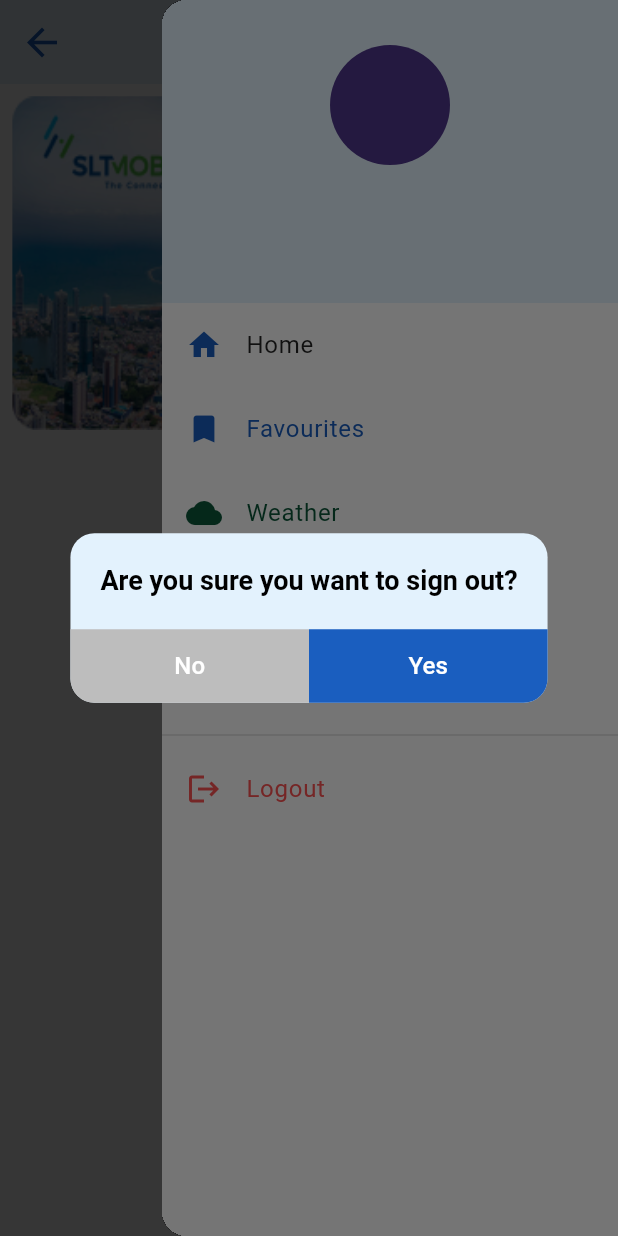
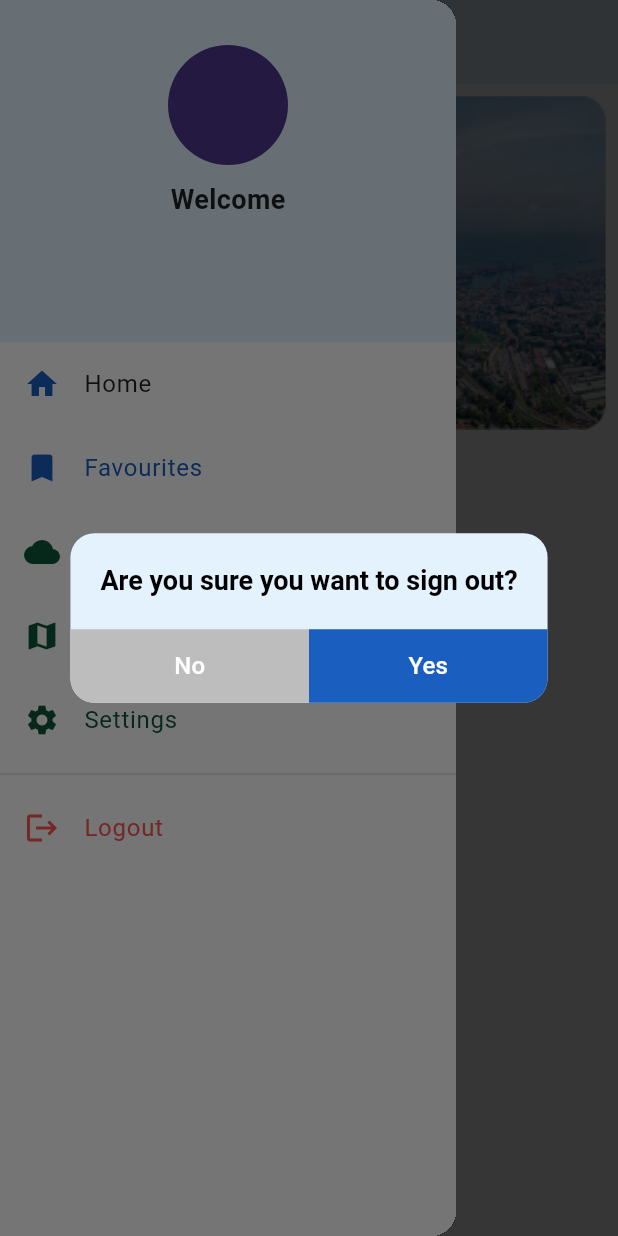
Before and after one commit to chamodpankaja/SLT-Meeting-Queue-Management-System, a Flutter app: the Home screen opened by its route, in the side drawer, after a tap on "Logout", on a phone screen of 412 x 824 dp. Run offline on Flutter 3.47's test engine with Material 3 defaults, Android fonts, the phone set to English and light mode, and no system bars; drawn by our look-alikes of carousel_slider; our stand-ins replace cloud_firestore, firebase_auth, firebase_core, flutter_dotenv; accounts and stored records are empty.

Commit message:
update the drawer menu

```diff
--- a/meeting_qms/lib/user/home.dart
+++ b/meeting_qms/lib/user/home.dart
@@ -21,7 +21,6 @@ class _HomeState extends State<Home> {
     "assets/image2.jpg",
     "assets/image3.png",
     "assets/image4.jpeg",
-    "assets/image5.png",
   ];
 
   bool _isLoading = true;
@@ -129,7 +128,7 @@ class _HomeState extends State<Home> {
         ),
 
       ),
-      endDrawer: SideMenu(),
+      drawer: SideMenu(),
       body: SingleChildScrollView(
         child: Padding(
           padding: EdgeInsets.symmetric(
--- a/meeting_qms/lib/widgets/side_drawer.dart
+++ b/meeting_qms/lib/widgets/side_drawer.dart
@@ -2,7 +2,6 @@ import 'package:firebase_auth/firebase_auth.dart';
 import 'package:cloud_firestore/cloud_firestore.dart';
 import 'package:flutter/material.dart';
 import 'package:meeting_qms/sign_in/sign_in.dart';
-
 
 class SideMenu extends StatefulWidget {
   @override
@@ -13,6 +12,7 @@ class _SideMenuState extends State<SideMenu> {
   final User? user = FirebaseAuth.instance.currentUser;
   String userName = "User";
   String userEmail = "Loading...";
+  String userRole = " ";
   //String profilePicUrl = "";
 
   @override
@@ -30,6 +30,7 @@ class _SideMenuState extends State<SideMenu> {
 
       if (snapshot.exists) {
         setState(() {
+          userRole = snapshot.data()?['role'] ?? ' ';
           userName = snapshot.data()?['name'] ?? 'User';
           userEmail = snapshot.data()?['email'] ?? 'No Email';
           //profilePicUrl = snapshot.data()?['profilePic'] ?? '';
@@ -60,9 +61,11 @@ class _SideMenuState extends State<SideMenu> {
           title: Center(
             child: Text(
               'Are you sure you want to sign out?',
-              style: TextStyle(color: Colors.black, fontSize: 18, fontWeight: FontWeight.bold),
+              style: TextStyle(
+                  color: Colors.black,
+                  fontSize: 18,
+                  fontWeight: FontWeight.bold),
               textAlign: TextAlign.center,
-
             ),
           ),
           contentPadding: EdgeInsets.zero,
@@ -70,8 +73,8 @@ class _SideMenuState extends State<SideMenu> {
           actions: [
             Container(
               decoration: BoxDecoration(
-                borderRadius: BorderRadius.vertical(
-                    bottom: Radius.circular(16)),
+                borderRadius:
+                    BorderRadius.vertical(bottom: Radius.circular(16)),
               ),
               child: Row(
                 children: [
@@ -89,7 +92,8 @@ class _SideMenuState extends State<SideMenu> {
                       child: Padding(
                         padding: EdgeInsets.symmetric(vertical: 5),
                         child: Text('No',
-                            style: TextStyle(color: Colors.white, fontSize: 16)),
+                            style:
+                                TextStyle(color: Colors.white, fontSize: 16)),
                       ),
                     ),
                   ),
@@ -97,7 +101,7 @@ class _SideMenuState extends State<SideMenu> {
                     child: TextButton(
                       onPressed: () => Navigator.of(context).pop(true),
                       style: TextButton.styleFrom(
-                        backgroundColor:  Color(0xff1A5EBF),
+                        backgroundColor: Color(0xff1A5EBF),
                         shape: RoundedRectangleBorder(
                           borderRadius: BorderRadius.only(
                             bottomRight: Radius.circular(16),
@@ -107,7 +111,8 @@ class _SideMenuState extends State<SideMenu> {
                       child: Padding(
                         padding: EdgeInsets.symmetric(vertical: 5),
                         child: Text('Yes',
-                            style: TextStyle(color: Colors.white, fontSize: 16)),
+                            style:
+                                TextStyle(color: Colors.white, fontSize: 16)),
                       ),
                     ),
                   ),
@@ -121,9 +126,11 @@ class _SideMenuState extends State<SideMenu> {
 
     if (shouldSignOut == true) {
       await FirebaseAuth.instance.signOut();
-      Navigator.pushReplacement(context, MaterialPageRoute(builder: (context) => SignIn()));
+      Navigator.pushReplacement(
+          context, MaterialPageRoute(builder: (context) => SignIn()));
     }
   }
+
   @override
   Widget build(BuildContext context) {
     return Drawer(
@@ -147,23 +154,35 @@ class _SideMenuState extends State<SideMenu> {
                     child: CircleAvatar(
                       radius: 40, // Avatar size
                       //backgroundImage: profilePicUrl.isNotEmpty
-                         // ? NetworkImage(profilePicUrl)
-                        //  : AssetImage('lib/assets/images/default_profile.jpg') as ImageProvider,
+                      // ? NetworkImage(profilePicUrl)
+                      //  : AssetImage('lib/assets/images/default_profile.jpg') as ImageProvider,
                     ),
                   ),
                   SizedBox(height: 10),
                   Text(
+                    userRole == "admin"
+                        ? "Welcome Admin"
+                        : userRole == "user"
+                            ? "Welcome User"
+                            : "Welcome",
+                    style: TextStyle(
+                      fontSize: 18,
+                      color:Colors.black87,
+                      fontWeight: FontWeight.bold,
+                    ),
+                  ),
+                  Text(
                     userName,
                     style: TextStyle(
                       fontSize: 18,
-                      color:  Color(0xff1A5EBF),
+                      color: Color(0xff1A5EBF),
                       fontWeight: FontWeight.bold,
                     ),
                   ),
                   SizedBox(height: 5),
                   Text(
                     userEmail,
-                    style: TextStyle(fontSize: 14, color:  Color(0xff1A5EBF)),
+                    style: TextStyle(fontSize: 14, color: Color(0xff1A5EBF)),
                   ),
                 ],
               ),
@@ -174,37 +193,41 @@ class _SideMenuState extends State<SideMenu> {
                 children: [
                   ListTile(
                     leading: Icon(Icons.home, color: Color(0xff1A5EBF)),
-                    title: Text("Home", style: TextStyle(color: Colors.black87)),
+                    title:
+                        Text("Home", style: TextStyle(color: Colors.black87)),
                     onTap: () {
-                       Navigator.pop(context);
+                      Navigator.pop(context);
                     },
                   ),
                   ListTile(
                     leading: Icon(Icons.bookmark, color: Color(0xff1A5EBF)),
-                    title: Text("Favourites", style: TextStyle(color: Color(0xff1A5EBF))),
+                    title: Text("Favourites",
+                        style: TextStyle(color: Color(0xff1A5EBF))),
                     onTap: () {
                       //navigateToPage(1);
-                     // Navigator.push(context, MaterialPageRoute(builder: (context) => FavouritesScreen()));
+                      // Navigator.push(context, MaterialPageRoute(builder: (context) => FavouritesScreen()));
                     },
                   ),
                   ListTile(
                     leading: Icon(Icons.cloud, color: Color(0xFF0B5739)),
-                    title: Text("Weather", style: TextStyle(color: Color(0xFF0B5739))),
+                    title: Text("Weather",
+                        style: TextStyle(color: Color(0xFF0B5739))),
                     onTap: () {
                       //Navigator.push(context, MaterialPageRoute(builder: (context) => Home()));
                     },
                   ),
                   ListTile(
                     leading: Icon(Icons.map, color: Color(0xFF0B5739)),
-                    title: Text("Map", style: TextStyle(color: Color(0xFF0B5739))),
+                    title:
+                        Text("Map", style: TextStyle(color: Color(0xFF0B5739))),
                     onTap: () {
-                     // Navigator.push(context, MaterialPageRoute(builder: (context) => MapPage()));
+                      // Navigator.push(context, MaterialPageRoute(builder: (context) => MapPage()));
                     },
                   ),
-
                   ListTile(
                     leading: Icon(Icons.settings, color: Color(0xFF0B5739)),
-                    title: Text("Settings", style: TextStyle(color: Color(0xFF0B5739))),
+                    title: Text("Settings",
+                        style: TextStyle(color: Color(0xFF0B5739))),
                     onTap: () {
                       //navigateToPage(4);
                     },
@@ -212,7 +235,8 @@ class _SideMenuState extends State<SideMenu> {
                   Divider(color: Colors.black12),
                   ListTile(
                     leading: Icon(Icons.logout, color: Colors.redAccent),
-                    title: Text("Logout", style: TextStyle(color: Colors.redAccent)),
+                    title: Text("Logout",
+                        style: TextStyle(color: Colors.redAccent)),
                     onTap: () async {
                       await _confirmSignOut(context);
                     },
```
Also changed, not shown: meeting_qms/lib/admin/adminHome.dart (+91 -39 lines).
